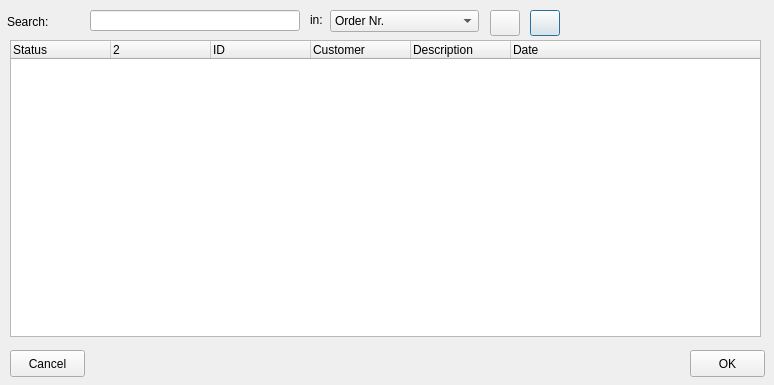
Old version of the form trunk/ui/proceduresearch.ui in the repository BackupTheBerlios/first4-svn.
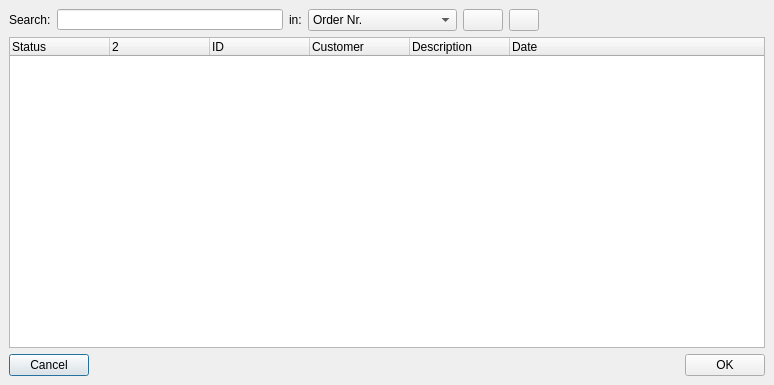
New version of the form. Icons and pictures are not drawn.

The edit to the form file:
```diff
--- a/trunk/ui/proceduresearch.ui
+++ b/trunk/ui/proceduresearch.ui
@@ -15,56 +15,110 @@
   <property name="windowIcon" >
    <iconset resource="first.qrc" >:/images/images/kontact_todo.png</iconset>
   </property>
-  <widget class="QPushButton" name="btnclear" >
-   <property name="geometry" >
-    <rect>
-     <x>530</x>
-     <y>10</y>
-     <width>30</width>
-     <height>26</height>
-    </rect>
+  <layout class="QGridLayout" >
+   <property name="margin" >
+    <number>9</number>
    </property>
-   <property name="maximumSize" >
-    <size>
-     <width>30</width>
-     <height>26</height>
-    </size>
+   <property name="spacing" >
+    <number>6</number>
    </property>
+   <item row="1" column="0" >
+    <widget class="QTreeWidget" name="treemain" >
+     <property name="contextMenuPolicy" >
+      <enum>Qt::CustomContextMenu</enum>
+     </property>
+     <property name="alternatingRowColors" >
+      <bool>true</bool>
+     </property>
+     <column>
+      <property name="text" >
+       <string>Status</string>
+      </property>
+     </column>
+     <column>
    <property name="text" >
     <string/>
    </property>
    <property name="icon" >
-    <iconset resource="first.qrc" >:/images/images/kill.png</iconset>
-   </property>
-   <property name="iconSize" >
+       <iconset resource="first.qrc" >:/images/images/button_ok_small.png</iconset>
+      </property>
+     </column>
+     <column>
+      <property name="text" >
+       <string>ID</string>
+      </property>
+     </column>
+     <column>
+      <property name="text" >
+       <string>Customer</string>
+      </property>
+     </column>
+     <column>
+      <property name="text" >
+       <string>Description</string>
+      </property>
+     </column>
+     <column>
+      <property name="text" >
+       <string>Date</string>
+      </property>
+     </column>
+    </widget>
+   </item>
+   <item row="2" column="0" >
+    <layout class="QHBoxLayout" >
+     <property name="margin" >
+      <number>0</number>
+     </property>
+     <property name="spacing" >
+      <number>6</number>
+     </property>
+     <item>
+      <widget class="QPushButton" name="btncancel" >
+       <property name="text" >
+        <string>Cancel</string>
+       </property>
+      </widget>
+     </item>
+     <item>
+      <spacer>
+       <property name="orientation" >
+        <enum>Qt::Horizontal</enum>
+       </property>
+       <property name="sizeHint" >
     <size>
-     <width>24</width>
-     <height>24</height>
-    </size>
-   </property>
-  </widget>
+         <width>40</width>
+         <height>20</height>
+        </size>
+       </property>
+      </spacer>
+     </item>
+     <item>
+      <widget class="QPushButton" name="btnaccept" >
+       <property name="text" >
+        <string>OK</string>
+       </property>
+      </widget>
+     </item>
+    </layout>
+   </item>
+   <item row="0" column="0" >
+    <layout class="QHBoxLayout" >
+     <property name="margin" >
+      <number>0</number>
+     </property>
+     <property name="spacing" >
+      <number>6</number>
+     </property>
+     <item>
   <widget class="QLabel" name="label_2" >
-   <property name="geometry" >
-    <rect>
-     <x>7</x>
-     <y>11</y>
-     <width>71</width>
-     <height>21</height>
-    </rect>
-   </property>
    <property name="text" >
     <string>Search:</string>
    </property>
   </widget>
+     </item>
+     <item>
   <widget class="QLineEdit" name="txtsearch" >
-   <property name="geometry" >
-    <rect>
-     <x>90</x>
-     <y>10</y>
-     <width>210</width>
-     <height>21</height>
-    </rect>
-   </property>
    <property name="minimumSize" >
     <size>
      <width>210</width>
@@ -78,28 +132,16 @@
     </size>
    </property>
   </widget>
+     </item>
+     <item>
   <widget class="QLabel" name="label_3" >
-   <property name="geometry" >
-    <rect>
-     <x>310</x>
-     <y>10</y>
-     <width>20</width>
-     <height>20</height>
-    </rect>
-   </property>
    <property name="text" >
     <string>in:</string>
    </property>
   </widget>
+     </item>
+     <item>
   <widget class="QComboBox" name="cmbsearchrow" >
-   <property name="geometry" >
-    <rect>
-     <x>330</x>
-     <y>10</y>
-     <width>149</width>
-     <height>22</height>
-    </rect>
-   </property>
    <property name="minimumSize" >
     <size>
      <width>149</width>
@@ -132,15 +174,9 @@
     </property>
    </item>
   </widget>
+     </item>
+     <item>
   <widget class="QPushButton" name="btnsearch" >
-   <property name="geometry" >
-    <rect>
-     <x>490</x>
-     <y>10</y>
-     <width>30</width>
-     <height>26</height>
-    </rect>
-   </property>
    <property name="text" >
     <string/>
    </property>
@@ -148,82 +184,55 @@
     <iconset resource="first.qrc" >:/images/images/viewmag2.png</iconset>
    </property>
   </widget>
-  <widget class="QPushButton" name="btncancel" >
-   <property name="geometry" >
-    <rect>
-     <x>10</x>
-     <y>350</y>
-     <width>75</width>
-     <height>27</height>
-    </rect>
-   </property>
-   <property name="text" >
-    <string>Cancel</string>
-   </property>
-  </widget>
-  <widget class="QPushButton" name="btnaccept" >
-   <property name="geometry" >
-    <rect>
-     <x>690</x>
-     <y>350</y>
-     <width>75</width>
-     <height>27</height>
-    </rect>
-   </property>
-   <property name="text" >
-    <string>OK</string>
-   </property>
-  </widget>
-  <widget class="QTreeWidget" name="treemain" >
-   <property name="geometry" >
-    <rect>
-     <x>10</x>
-     <y>40</y>
-     <width>751</width>
-     <height>297</height>
-    </rect>
-   </property>
-   <property name="contextMenuPolicy" >
-    <enum>Qt::CustomContextMenu</enum>
-   </property>
-   <property name="alternatingRowColors" >
-    <bool>true</bool>
-   </property>
-   <column>
-    <property name="text" >
-     <string>Status</string>
-    </property>
-   </column>
-   <column>
+     </item>
+     <item>
+      <widget class="QPushButton" name="btnclear" >
+       <property name="maximumSize" >
+        <size>
+         <width>30</width>
+         <height>26</height>
+        </size>
+       </property>
     <property name="text" >
      <string/>
     </property>
     <property name="icon" >
-     <iconset resource="first.qrc" >:/images/images/button_ok_small.png</iconset>
-    </property>
-   </column>
-   <column>
-    <property name="text" >
-     <string>ID</string>
-    </property>
-   </column>
-   <column>
-    <property name="text" >
-     <string>Customer</string>
-    </property>
-   </column>
-   <column>
-    <property name="text" >
-     <string>Description</string>
-    </property>
-   </column>
-   <column>
-    <property name="text" >
-     <string>Date</string>
-    </property>
-   </column>
-  </widget>
- </widget>
+        <iconset resource="first.qrc" >:/images/images/kill.png</iconset>
+       </property>
+       <property name="iconSize" >
+        <size>
+         <width>24</width>
+         <height>24</height>
+        </size>
+       </property>
+      </widget>
+     </item>
+     <item>
+      <spacer>
+       <property name="orientation" >
+        <enum>Qt::Horizontal</enum>
+       </property>
+       <property name="sizeHint" >
+        <size>
+         <width>40</width>
+         <height>20</height>
+        </size>
+       </property>
+      </spacer>
+     </item>
+    </layout>
+   </item>
+  </layout>
+ </widget>
+ <tabstops>
+  <tabstop>txtsearch</tabstop>
+  <tabstop>cmbsearchrow</tabstop>
+  <tabstop>btnsearch</tabstop>
+  <tabstop>btnclear</tabstop>
+  <tabstop>treemain</tabstop>
+  <tabstop>btnaccept</tabstop>
+  <tabstop>btncancel</tabstop>
+ </tabstops>
  <resources>
   <include location="first.qrc" />
  </resources>
```
Lines whose indentation alone changed are shown as unchanged.
